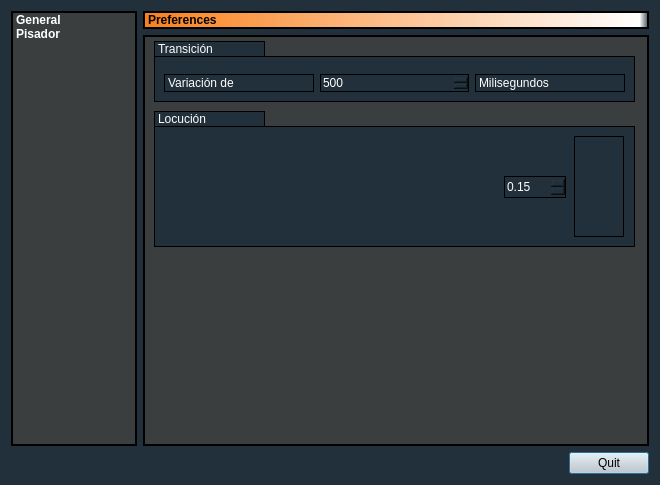
This is src/FrmSetting.ui in blackPantherOS/radioit as Qt 5 draws it before an edit. The edited form follows.
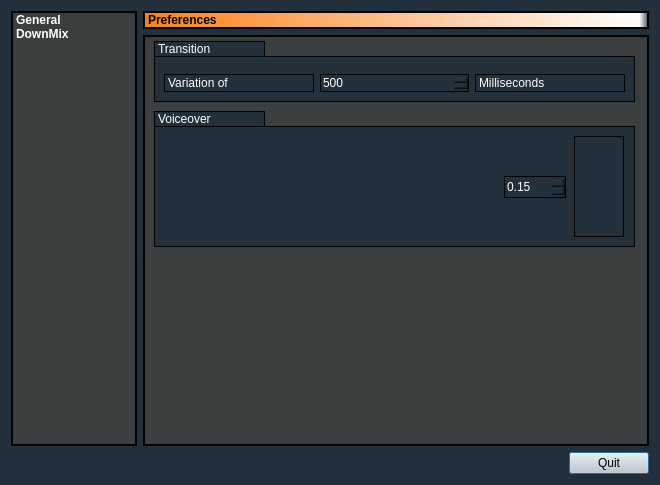
This is the edited form. The open tabs and pages were chosen to show the change. Icons and pictures are not drawn. Custom widgets are drawn as their Qt base class.

Diff of the .ui file:
```diff
--- a/src/FrmSetting.ui
+++ b/src/FrmSetting.ui
@@ -98,7 +98,7 @@
        </item>
        <item>
         <property name="text">
-         <string>Pisador</string>
+         <string>DownMix</string>
         </property>
         <property name="icon">
          <iconset resource="radioit.qrc">
@@ -530,7 +530,7 @@
                <number>0</number>
               </property>
               <property name="text">
-               <string>Variación de</string>
+               <string>Variation of</string>
               </property>
              </widget>
             </item>
@@ -556,7 +556,7 @@
                <number>0</number>
               </property>
               <property name="text">
-               <string>Milisegundos</string>
+               <string>Milliseconds</string>
               </property>
              </widget>
             </item>
@@ -666,7 +666,7 @@
 color: rgb(255, 255, 255);</string>
          </property>
          <property name="text">
-          <string>Transición</string>
+          <string>Transition</string>
          </property>
         </widget>
         <widget class="QLabel" name="label_13">
@@ -683,7 +683,7 @@
 color: rgb(255, 255, 255);</string>
          </property>
          <property name="text">
-          <string>Locución</string>
+          <string>Voiceover</string>
          </property>
         </widget>
        </widget>
```
Left out of the diff: 4 changed lines with no effect on the pictures.
